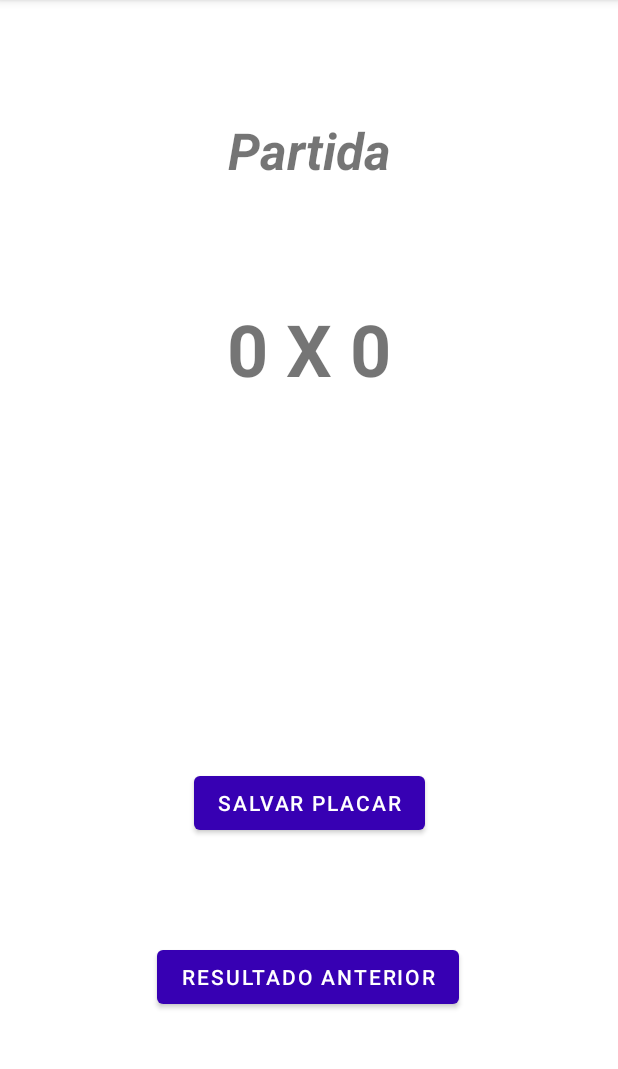
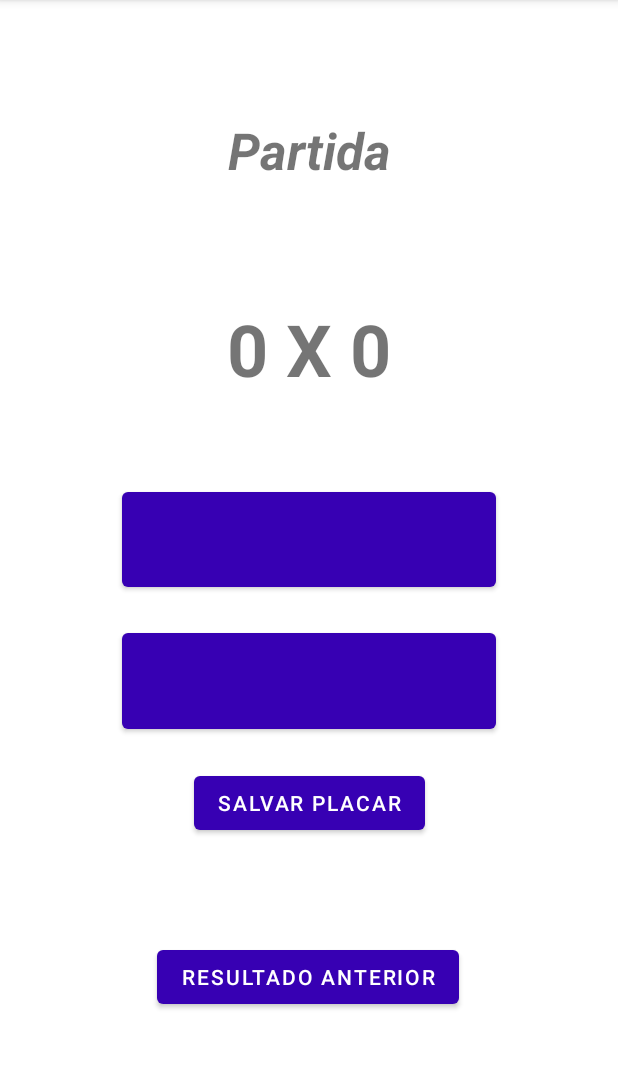
Before and after one commit to HelanoSM/PlacarPDM, an Android app: the PlacarActivity screen opened directly, with no data from a screen before it, after a tap on "RESULTADO ANTERIOR", on a phone screen of 412 x 824 dp, the part 84-1153 px from its top. Run offline under Robolectric (Android 15) with nearby library versions, the phone set to English and light mode, and no system bars; 4 statements that could not run were skipped.

Commit message:
botões times

```diff
--- a/app/src/main/java/ufc/smd/esqueleto_placar/PlacarActivity.kt
+++ b/app/src/main/java/ufc/smd/esqueleto_placar/PlacarActivity.kt
@@ -9,7 +9,7 @@ import androidx.appcompat.app.AppCompatActivity
 import android.os.Bundle
 import android.os.VibrationEffect
 import android.os.Vibrator
-
+import android.widget.Button
 import android.util.Log
 import android.view.View
 import android.widget.TextView
@@ -25,39 +25,56 @@ class PlacarActivity : AppCompatActivity() {
     lateinit var placar:Placar
     lateinit var tvResultadoJogo: TextView
     var game =0
-    var ultimoPlacar: String = "0 X 0"
+    var golsTimeUm = 0
+    var golsTimeDois = 0
+    var ultimoPlacar = "$golsTimeUm X $golsTimeDois"
     override fun onCreate(savedInstanceState: Bundle?) {
         super.onCreate(savedInstanceState)
         setContentView(R.layout.activity_placar)
         placar= getIntent().getExtras()?.getSerializable("placar") as Placar
         tvResultadoJogo= findViewById(R.id.tvPlacar)
         tvResultadoJogo.text = ultimoPlacar
-        //Mudar o nome da partida
+
+
         val tvNomePartida=findViewById(R.id.tvNomePartida2) as TextView
         tvNomePartida.text=placar.nome_partida
         ultimoJogos()
         val time1 = intent.getStringExtra("time1")
         val time2 = intent.getStringExtra("time2")
 
-        val nomeTimes1 = findViewById<TextView>(R.id.nomestimes1)
-        val nomeTimes2 = findViewById<TextView>(R.id.nomestimes2)
+        val nomeTimes1 = findViewById<Button>(R.id.nomestimes1)
+        val nomeTimes2 = findViewById<Button>(R.id.nomestimes2)
 
         nomeTimes1.text = time1
         nomeTimes2.text = time2
+
+        nomeTimes1.setOnClickListener {
+            golsTimeUm++
+            atualizaPlacar()
         }
 
-    fun alteraPlacar (v:View){
+        nomeTimes2.setOnClickListener {
+            golsTimeDois++
+            atualizaPlacar()
+        }
+
+    }
+
+    private fun atualizaPlacar() {
+        val placarFormatado = String.format("%d X %d", golsTimeUm, golsTimeDois)
+        placar.resultado = placarFormatado
+        ultimoPlacar = placarFormatado
+        tvResultadoJogo.text = placar.resultado
+    }
+
+    fun alteraPlacar(v: View) {
         game++
-        if ((game % 2) != 0) {
-            placar.resultado = ""+game+" vs "+ (game-1)
-        }else{
-            placar.resultado = ""+(game-1)+" vs "+ (game-1)
+        val placarFormatado = String.format("%d X %d", game, game - 1)
+        placar.resultado = placarFormatado
+        ultimoPlacar = placarFormatado
+        tvResultadoJogo.text = ultimoPlacar
         vibrar(v)
     }
-        ultimoPlacar = placar.resultado
-        tvResultadoJogo.text=placar.resultado
-    }
-
 
     fun vibrar (v:View){
         val buzzer = this.getSystemService<Vibrator>()
@@ -107,7 +124,7 @@ class PlacarActivity : AppCompatActivity() {
                     val oos = ObjectInputStream(dis)
                     val placarAntigo = oos.readObject() as Placar
 
-                    tvResultadoJogo.text = placarAntigo.resultado
+                    tvResultadoJogo.text = "0 X 0"
                 }
             }
         }
--- a/app/src/main/res/layout/activity_placar.xml
+++ b/app/src/main/res/layout/activity_placar.xml
@@ -19,22 +19,24 @@
         app:layout_constraintTop_toTopOf="parent"
         app:layout_constraintVertical_bias="0.71" />
 
-    <TextView
+    <Button
         android:id="@+id/nomestimes1"
         android:layout_width="249dp"
         android:layout_height="76dp"
         android:textSize="24sp"
+        android:onClick="alteraPlacar"
         app:layout_constraintBottom_toTopOf="@+id/btSalvarPlacar"
         app:layout_constraintEnd_toEndOf="parent"
         app:layout_constraintStart_toStartOf="parent"
         app:layout_constraintTop_toTopOf="parent"
         app:layout_constraintVertical_bias="0.955" />
 
-    <TextView
+    <Button
         android:id="@+id/nomestimes2"
         android:layout_width="249dp"
         android:layout_height="75dp"
         android:textSize="24sp"
+        android:onClick="alteraPlacar"
         app:layout_constraintBottom_toTopOf="@+id/nomestimes1"
         app:layout_constraintEnd_toEndOf="parent"
         app:layout_constraintStart_toStartOf="parent"
@@ -45,7 +47,6 @@
         android:id="@+id/tvPlacar"
         android:layout_width="wrap_content"
         android:layout_height="wrap_content"
-        android:onClick="alteraPlacar"
         android:text="0 X 0"
         android:textSize="48sp"
         android:textStyle="bold"
```
Lines whose indentation alone changed are shown as unchanged.
